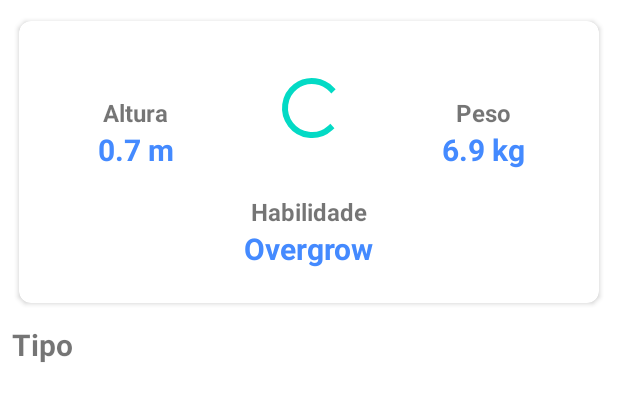
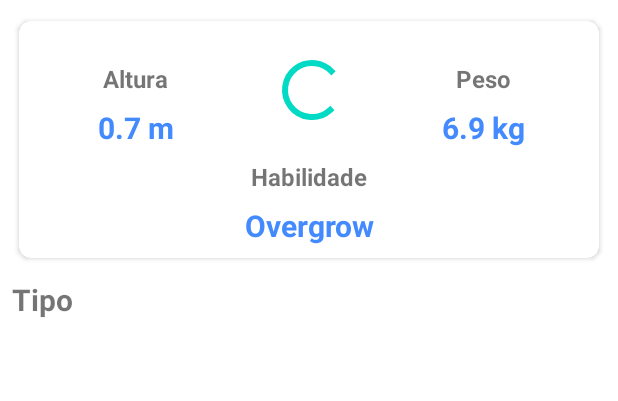
Before and after one commit to EribertoJunior/Pokedex, an Android app: the layout detalhes_pokemon.xml on its own in the app's theme, with its tools: preview values and no code run, on a phone screen of 412 x 824 dp. Shown: the top 401 px of the screen. Run offline under Robolectric (Android 15) with nearby library versions, the phone set to English and light mode, and no system bars.

Commit message:
ajsuste de layout

```diff
--- a/app/src/main/java/com/eriberto/pokedex/view/detalhe/DetalhePokemonActivity.kt
+++ b/app/src/main/java/com/eriberto/pokedex/view/detalhe/DetalhePokemonActivity.kt
@@ -65,8 +65,8 @@ class DetalhePokemonActivity : AppCompatActivity() {
         val shimerConteiner = findViewById<ShimmerFrameLayout>(R.id.shimerConteinerDetalhe)
         Glide.with(ivPokemon)
             .load(getString(R.string.url_imagem, idPokemon))
-            .placeholder(R.drawable.pokeball_loading)
-            .error(R.drawable.pokeboll_error)
+            .placeholder(R.mipmap.pokeball_loading)
+            .error(R.mipmap.pokeboll_error)
             .listener(GlideResquestListener(shimerConteiner))
             .into(ivPokemon)
     }
--- a/app/src/main/res/layout/detalhes_pokemon.xml
+++ b/app/src/main/res/layout/detalhes_pokemon.xml
@@ -7,8 +7,8 @@
 
     <com.google.android.material.card.MaterialCardView
         android:id="@+id/materialCardView"
-        android:layout_width="match_parent"
-        android:layout_height="200dp"
+        android:layout_width="0dp"
+        android:layout_height="wrap_content"
         android:layout_marginStart="8dp"
         android:layout_marginTop="8dp"
         android:layout_marginEnd="8dp"
@@ -27,14 +27,13 @@
                 android:id="@+id/tvTitleAbilities"
                 android:layout_width="wrap_content"
                 android:layout_height="wrap_content"
+                android:layout_marginTop="8dp"
                 android:text="@string/habilidade"
                 android:textSize="@dimen/tx16"
                 android:textStyle="bold"
-                app:layout_constraintBottom_toBottomOf="parent"
                 app:layout_constraintEnd_toEndOf="parent"
                 app:layout_constraintStart_toStartOf="parent"
-                app:layout_constraintTop_toTopOf="parent"
-                app:layout_constraintVertical_bias="0.7" />
+                app:layout_constraintTop_toBottomOf="@+id/tvAltura" />
 
             <TextView
                 android:id="@+id/tvTitleHeight"
@@ -47,7 +46,7 @@
                 app:layout_constraintEnd_toStartOf="@+id/tvTitleAbilities"
                 app:layout_constraintStart_toStartOf="parent"
                 app:layout_constraintTop_toTopOf="parent"
-                app:layout_constraintVertical_bias="0.3" />
+                app:layout_constraintVertical_bias="0.2" />
 
             <TextView
                 android:id="@+id/tvTitleWeight"
@@ -56,7 +55,7 @@
                 android:text="@string/peso"
                 android:textSize="@dimen/tx16"
                 android:textStyle="bold"
-                app:layout_constraintBottom_toTopOf="@+id/tvAltura"
+                app:layout_constraintBottom_toBottomOf="@+id/tvTitleHeight"
                 app:layout_constraintEnd_toEndOf="parent"
                 app:layout_constraintStart_toEndOf="@+id/tvTitleAbilities"
                 app:layout_constraintTop_toTopOf="@+id/tvTitleHeight" />
@@ -65,9 +64,13 @@
                 android:id="@+id/tvHabilidade"
                 android:layout_width="wrap_content"
                 android:layout_height="wrap_content"
+                android:layout_marginTop="8dp"
+                android:layout_marginBottom="8dp"
+                android:textAlignment="center"
                 android:textColor="@color/blue_A200"
                 android:textSize="20sp"
                 android:textStyle="bold"
+                app:layout_constraintBottom_toBottomOf="parent"
                 app:layout_constraintEnd_toEndOf="@+id/tvTitleAbilities"
                 app:layout_constraintStart_toStartOf="@+id/tvTitleAbilities"
                 app:layout_constraintTop_toBottomOf="@+id/tvTitleAbilities"
@@ -77,6 +80,8 @@
                 android:id="@+id/tvAltura"
                 android:layout_width="wrap_content"
                 android:layout_height="wrap_content"
+                android:layout_marginTop="8dp"
+                android:textAlignment="center"
                 android:textColor="@color/blue_A200"
                 android:textSize="20sp"
                 android:textStyle="bold"
@@ -89,6 +94,8 @@
                 android:id="@+id/tvPeso"
                 android:layout_width="wrap_content"
                 android:layout_height="wrap_content"
+                android:layout_marginTop="8dp"
+                android:textAlignment="center"
                 android:textColor="@color/blue_A200"
                 android:textSize="20sp"
                 android:textStyle="bold"
@@ -123,10 +130,14 @@
         app:layout_constraintTop_toBottomOf="@+id/materialCardView" />
 
     <androidx.recyclerview.widget.RecyclerView
+        android:id="@+id/recyclerViewTipoPokemon"
         android:layout_width="match_parent"
         android:layout_height="wrap_content"
+        app:layoutManager="androidx.recyclerview.widget.GridLayoutManager"
         app:layout_constraintEnd_toEndOf="@+id/materialCardView"
         app:layout_constraintStart_toStartOf="@+id/materialCardView"
-        app:layout_constraintTop_toBottomOf="@+id/textView19" />
+        app:layout_constraintTop_toBottomOf="@+id/textView19"
+        tools:listitem="@layout/type_pokemon_item"
+        app:spanCount="5" />
 
 </androidx.constraintlayout.widget.ConstraintLayout>
--- a/app/src/main/res/layout/poke_data_item.xml
+++ b/app/src/main/res/layout/poke_data_item.xml
@@ -29,7 +29,8 @@
                 android:id="@+id/ivPokemon"
                 android:layout_width="80dp"
                 android:layout_height="80dp"
-                app:srcCompat="@drawable/pokeball_loading" />
+                app:srcCompat="@mipmap/pokeball_loading"
+                android:contentDescription="@string/imagem_do_pokemon" />
         </com.facebook.shimmer.ShimmerFrameLayout>
 
         <TextView
@@ -50,7 +51,8 @@
             android:layout_marginEnd="8dp"
             app:layout_constraintEnd_toEndOf="parent"
             app:layout_constraintTop_toTopOf="parent"
-            app:srcCompat="@android:drawable/btn_star" />
+            app:srcCompat="@android:drawable/btn_star"
+            android:contentDescription="@string/imagem_simbolo_de_favorito" />
 
         <com.google.android.material.button.MaterialButton
             android:id="@+id/tvDetalhesPokemon"
```
Also changed, not shown: app/src/main/res/layout/falha_no_carregamento.xml (+4 -5 lines), app/src/main/res/mipmap-xxhdpi/falha_no_carregamento.png (renamed from app/src/main/res/drawable/falha_no_carregamento.png), app/src/main/res/mipmap-xxhdpi/pokeball_loading.png (renamed from app/src/main/res/drawable/pokeball_loading.png), app/src/main/res/mipmap-xxhdpi/pokeboll_error.png (renamed from app/src/main/res/drawable/pokeboll_error.png).
